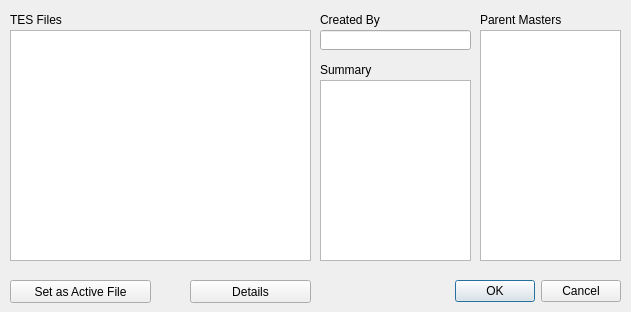
The window that src/ui/datawindow.ui (Open-CK/OpenCK) describes before a commit, drawn with Qt 5.
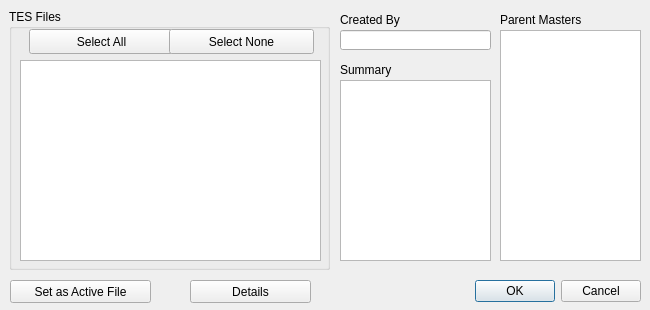
The same window after the commit.

Commit message: Data Window UI Improvements

```diff
--- a/src/ui/datawindow.ui
+++ b/src/ui/datawindow.ui
@@ -6,17 +6,23 @@
    <rect>
     <x>0</x>
     <y>0</y>
-    <width>631</width>
-    <height>312</height>
+    <width>650</width>
+    <height>310</height>
    </rect>
   </property>
+  <property name="sizePolicy">
+   <sizepolicy hsizetype="Fixed" vsizetype="Fixed">
+    <horstretch>0</horstretch>
+    <verstretch>0</verstretch>
+   </sizepolicy>
+  </property>
   <property name="windowTitle">
    <string>Dialog</string>
   </property>
   <widget class="QDialogButtonBox" name="buttonBox">
    <property name="geometry">
     <rect>
-     <x>330</x>
+     <x>350</x>
      <y>280</y>
      <width>291</width>
      <height>23</height>
@@ -55,20 +61,10 @@
     <string>Set as Active File</string>
    </property>
   </widget>
-  <widget class="QTableView" name="fileListView">
-   <property name="geometry">
-    <rect>
-     <x>10</x>
-     <y>30</y>
-     <width>301</width>
-     <height>231</height>
-    </rect>
-   </property>
-  </widget>
   <widget class="QLabel" name="label">
    <property name="geometry">
     <rect>
-     <x>480</x>
+     <x>500</x>
      <y>10</y>
      <width>81</width>
      <height>20</height>
@@ -81,7 +77,7 @@
   <widget class="QLabel" name="label_2">
    <property name="geometry">
     <rect>
-     <x>320</x>
+     <x>340</x>
      <y>10</y>
      <width>61</width>
      <height>20</height>
@@ -94,7 +90,7 @@
   <widget class="QLabel" name="label_3">
    <property name="geometry">
     <rect>
-     <x>320</x>
+     <x>340</x>
      <y>60</y>
      <width>61</width>
      <height>20</height>
@@ -107,7 +103,7 @@
   <widget class="QLineEdit" name="authorLineEdit">
    <property name="geometry">
     <rect>
-     <x>320</x>
+     <x>340</x>
      <y>30</y>
      <width>151</width>
      <height>20</height>
@@ -117,23 +113,10 @@
     <bool>true</bool>
    </property>
   </widget>
-  <widget class="QLabel" name="label_4">
-   <property name="geometry">
-    <rect>
-     <x>10</x>
-     <y>10</y>
-     <width>61</width>
-     <height>20</height>
-    </rect>
-   </property>
-   <property name="text">
-    <string>TES Files</string>
-   </property>
-  </widget>
   <widget class="QPlainTextEdit" name="summaryTextEdit">
    <property name="geometry">
     <rect>
-     <x>320</x>
+     <x>340</x>
      <y>80</y>
      <width>151</width>
      <height>181</height>
@@ -149,13 +132,111 @@
   <widget class="QTableView" name="parentListView">
    <property name="geometry">
     <rect>
-     <x>480</x>
+     <x>500</x>
      <y>30</y>
      <width>141</width>
      <height>231</height>
     </rect>
    </property>
   </widget>
+  <widget class="QGroupBox" name="groupBox">
+   <property name="geometry">
+    <rect>
+     <x>9</x>
+     <y>9</y>
+     <width>321</width>
+     <height>261</height>
+    </rect>
+   </property>
+   <property name="title">
+    <string>TES Files</string>
+   </property>
+   <widget class="QPushButton" name="selectAllButton">
+    <property name="geometry">
+     <rect>
+      <x>20</x>
+      <y>20</y>
+      <width>145</width>
+      <height>25</height>
+     </rect>
+    </property>
+    <property name="text">
+     <string>Select All</string>
+    </property>
+   </widget>
+   <widget class="QPushButton" name="selectNoneButton">
+    <property name="geometry">
+     <rect>
+      <x>160</x>
+      <y>20</y>
+      <width>145</width>
+      <height>25</height>
+     </rect>
+    </property>
+    <property name="text">
+     <string>Select None</string>
+    </property>
+   </widget>
+   <widget class="QTableView" name="fileListView">
+    <property name="geometry">
+     <rect>
+      <x>11</x>
+      <y>51</y>
+      <width>301</width>
+      <height>201</height>
+     </rect>
+    </property>
+    <property name="sizeIncrement">
+     <size>
+      <width>0</width>
+      <height>0</height>
+     </size>
+    </property>
+    <property name="sizeAdjustPolicy">
+     <enum>QAbstractScrollArea::AdjustToContentsOnFirstShow</enum>
+    </property>
+    <property name="autoScroll">
+     <bool>false</bool>
+    </property>
+    <property name="selectionMode">
+     <enum>QAbstractItemView::SingleSelection</enum>
+    </property>
+    <property name="textElideMode">
+     <enum>Qt::ElideNone</enum>
+    </property>
+    <property name="verticalScrollMode">
+     <enum>QAbstractItemView::ScrollPerItem</enum>
+    </property>
+    <property name="sortingEnabled">
+     <bool>true</bool>
+    </property>
+    <property name="wordWrap">
+     <bool>false</bool>
+    </property>
+    <property name="cornerButtonEnabled">
+     <bool>true</bool>
+    </property>
+    <attribute name="horizontalHeaderDefaultSectionSize">
+     <number>39</number>
+    </attribute>
+    <attribute name="verticalHeaderCascadingSectionResizes">
+     <bool>true</bool>
+    </attribute>
+    <attribute name="verticalHeaderDefaultSectionSize">
+     <number>23</number>
+    </attribute>
+   </widget>
+  </widget>
+  <zorder>groupBox</zorder>
+  <zorder>buttonBox</zorder>
+  <zorder>detailsButton</zorder>
+  <zorder>makeActiveButton</zorder>
+  <zorder>label</zorder>
+  <zorder>label_2</zorder>
+  <zorder>label_3</zorder>
+  <zorder>authorLineEdit</zorder>
+  <zorder>summaryTextEdit</zorder>
+  <zorder>parentListView</zorder>
  </widget>
  <resources/>
  <connections>
```
Left out of the diff: 12 changed lines with no effect on the pictures. The commit also changes 2 other files.
